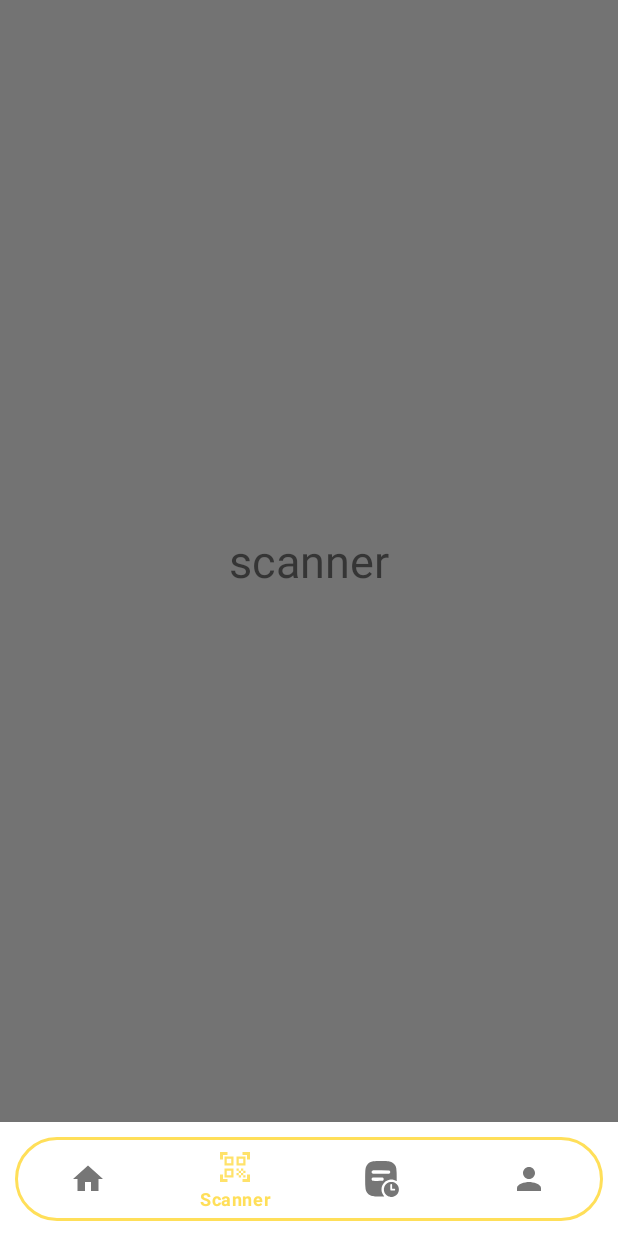
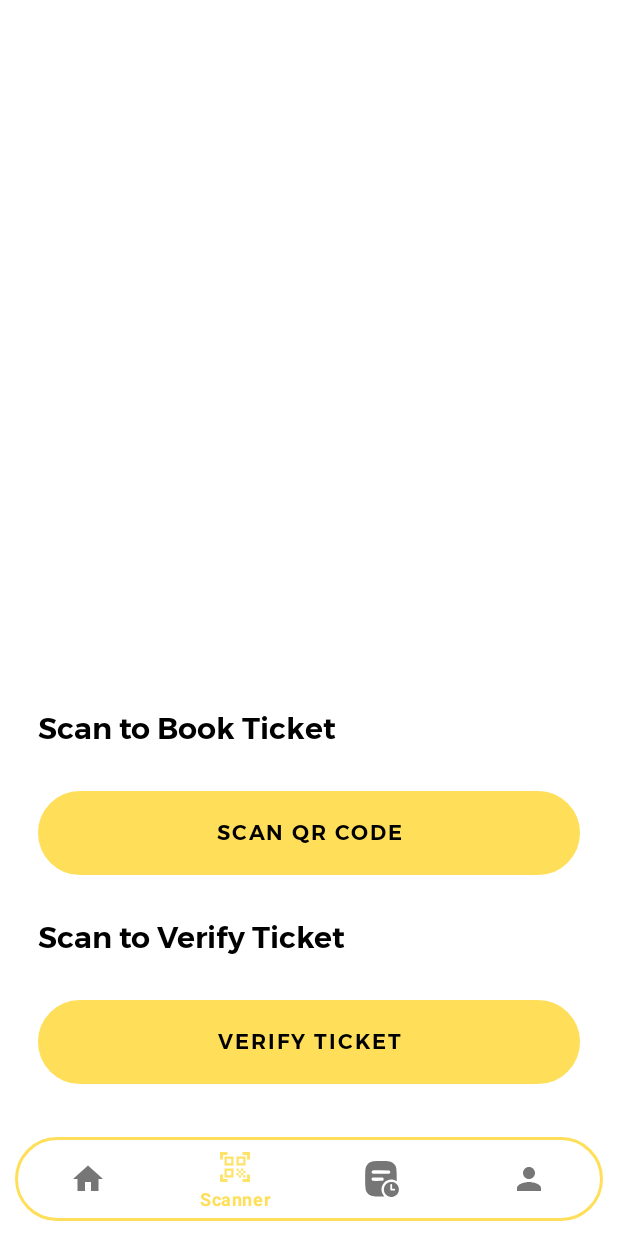
Before and after one commit to Deepakkumar-4/Tripity, an Android app: the fragment ProfileFragment placed in its activity, item 2 of the bottom bar chosen, on a phone screen of 412 x 824 dp. Run offline under Robolectric (Android 15) with nearby library versions, the phone set to English and light mode, and no system bars; our stand-ins replace Firebase (no records; nobody signed in at launch, a user with empty details on screens opened directly); libraries missing offline, so code that uses them is left out: com.journeyapps.barcodescanner.

Commit message:
Project started Name: Tripity -ceated QR scanner layout that scan any qr but we need to put verification id to check its validation -detail view working by add onclick listener to image in recyclerview -dashboardHome layout conplete with recycler view adjustments -profile Fragment is working by fetching data from database -created sharedPreferneces for datails of auther -uplaoding all data together in a node -taking data from profilesetup and uploading it as new user everytime -refined layout for profile activity -added bottom nav bar on Dashboard with fragments and reduces time of splash screen -login Activity  working -otp receiving and verifing successfully -dashboard activity added -layout of profilesetup is done -Splash Screeen Added wth jump to dashBoard if already logedin

```diff
--- a/app/build.gradle
+++ b/app/build.gradle
@@ -52,4 +52,8 @@ dependencies {
     implementation 'com.github.bumptech.glide:glide:4.12.0'
     annotationProcessor 'com.github.bumptech.glide:compiler:4.12.0'
 
+    implementation 'com.karumi:dexter:6.2.2'
+    implementation 'com.journeyapps:zxing-android-embedded:4.3.0'
+
+
 }
--- /dev/null
+++ b/app/src/main/java/com/example/tripity/Adapters/CaptureAct.java
@@ -0,0 +1,6 @@
+package com.example.tripity.Adapters;
+
+import com.journeyapps.barcodescanner.CaptureActivity;
+
+public class CaptureAct extends CaptureActivity {
+}
--- a/app/src/main/java/com/example/tripity/Fragments/ProfileFragment.java
+++ b/app/src/main/java/com/example/tripity/Fragments/ProfileFragment.java
@@ -7,6 +7,7 @@ import android.os.Bundle;
 import android.view.LayoutInflater;
 import android.view.View;
 import android.view.ViewGroup;
+import android.widget.ImageButton;
 import android.widget.TextView;
 import android.widget.Toast;
 
@@ -27,14 +28,14 @@ import com.google.firebase.database.ValueEventListener;
 
 public class ProfileFragment extends Fragment {
     TextView name,age,email,idtype,idNum,nationality,phone;
-
+    String userId;
     DatabaseReference reference = FirebaseDatabase.getInstance().getReference("Users");
 
     @Override
     public void onCreate(@Nullable Bundle savedInstanceState) {
         super.onCreate(savedInstanceState);
         SharedPreferences preferences = getActivity().getSharedPreferences("MyPrefs", MODE_PRIVATE);
-        String userId = preferences.getString("phone", "");
+         userId = preferences.getString("phone", "");
 
         readData(userId);
     }
@@ -52,6 +53,14 @@ public class ProfileFragment extends Fragment {
         idtype = rootView.findViewById(R.id.profile_idtype);
         idNum = rootView.findViewById(R.id.profile_idnum);
         nationality = rootView.findViewById(R.id.profile_nationality);
+
+        ImageButton refresh = rootView.findViewById(R.id.refresh);
+        refresh.setOnClickListener(new View.OnClickListener() {
+            @Override
+            public void onClick(View view) {
+                readData(userId);
+            }
+        });
 
 
         return rootView;
--- a/app/src/main/java/com/example/tripity/Fragments/ScannerFragment.java
+++ b/app/src/main/java/com/example/tripity/Fragments/ScannerFragment.java
@@ -1,20 +1,94 @@
 package com.example.tripity.Fragments;
 
+import android.app.AlertDialog;
+import android.content.DialogInterface;
 import android.os.Bundle;
 import android.view.LayoutInflater;
 import android.view.View;
 import android.view.ViewGroup;
+import android.widget.Button;
 
+import androidx.activity.result.ActivityResultLauncher;
 import androidx.annotation.NonNull;
 import androidx.annotation.Nullable;
 import androidx.fragment.app.Fragment;
 
+import com.example.tripity.Adapters.CaptureAct;
 import com.example.tripity.R;
+import com.journeyapps.barcodescanner.ScanContract;
+import com.journeyapps.barcodescanner.ScanOptions;
 
-public class ScannerFragment extends Fragment {
+public class ScannerFragment extends Fragment{
     @Nullable
     @Override
     public View onCreateView(@NonNull LayoutInflater inflater, @Nullable ViewGroup container, @Nullable Bundle savedInstanceState) {
-        return inflater.inflate(R.layout.fragment_scanner,container,false);
+
+        View rootView =inflater.inflate(R.layout.fragment_scanner,container,false);
+
+        Button qrbtn = rootView.findViewById(R.id.qrbtn);
+        qrbtn.setOnClickListener(new View.OnClickListener() {
+            @Override
+            public void onClick(View view) {
+                scanCode();
+            }
+        });
+
+        Button ticketVerify= rootView.findViewById(R.id.ticket_verify);
+        ticketVerify.setOnClickListener(new View.OnClickListener() {
+            @Override
+            public void onClick(View view) {
+                verify();
+            }
+        });
+
+        return rootView;
     }
+
+    private void verify() {
+        ScanOptions options = new ScanOptions();
+        options.setPrompt("Volume Up to turn on flash");
+        options.setBeepEnabled(true);
+        options.setOrientationLocked(true);
+        options.setCaptureActivity(CaptureAct.class);
+        qrVerify.launch(options);
+    }
+
+    ActivityResultLauncher<ScanOptions> qrVerify = registerForActivityResult(new ScanContract(),result -> {
+        if(result.getContents()!= null){
+            AlertDialog.Builder builder = new AlertDialog.Builder(getActivity());
+            builder.setTitle("Result");
+            //result.getContents() is the path as string
+
+            //inside this i have to  use if else that verify payment from databse
+            builder.setMessage(result.getContents());
+            builder.setPositiveButton("Ok", new DialogInterface.OnClickListener() {
+                @Override
+                public void onClick(DialogInterface dialogInterface, int i) {
+                    dialogInterface.dismiss();
+                }
+            }).show();
+        }
+    });
+    private void scanCode() {
+        ScanOptions options = new ScanOptions();
+        options.setPrompt("Volume Up to turn on flash");
+        options.setBeepEnabled(true);
+        options.setOrientationLocked(true);
+        options.setCaptureActivity(CaptureAct.class);
+        qrLauncher.launch(options);
+    }
+
+    ActivityResultLauncher<ScanOptions> qrLauncher = registerForActivityResult(new ScanContract(),result -> {
+        if(result.getContents()!= null){
+            AlertDialog.Builder builder = new AlertDialog.Builder(getActivity());
+            builder.setTitle("Result");
+            builder.setMessage(result.getContents());
+            builder.setPositiveButton("Ok", new DialogInterface.OnClickListener() {
+                @Override
+                public void onClick(DialogInterface dialogInterface, int i) {
+                    dialogInterface.dismiss();
+                }
+            }).show();
+        }
+    });
 }
--- a/app/src/main/res/layout/fragment_scanner.xml
+++ b/app/src/main/res/layout/fragment_scanner.xml
@@ -1,16 +1,54 @@
 <?xml version="1.0" encoding="utf-8"?>
-<androidx.constraintlayout.widget.ConstraintLayout xmlns:android="http://schemas.android.com/apk/res/android"
+<androidx.constraintlayout.widget.ConstraintLayout
+    xmlns:android="http://schemas.android.com/apk/res/android"
     xmlns:app="http://schemas.android.com/apk/res-auto"
+    xmlns:tools="http://schemas.android.com/tools"
     android:layout_width="match_parent"
-    android:layout_height="match_parent"
-    android:background="@color/grey">
+    android:layout_height="match_parent">
 
-    <TextView
+    <LinearLayout
         android:layout_width="match_parent"
-        android:layout_height="match_parent"
-        android:text="scanner"
-        android:textSize="30dp"
-        android:gravity="center"
-        app:layout_constraintStart_toStartOf="parent" />
+        android:layout_height="wrap_content"
+        android:orientation="vertical"
+        app:layout_constraintBottom_toBottomOf="parent">
+<TextView
+    android:layout_width="wrap_content"
+    android:layout_height="wrap_content"
+    android:text="Scan to Book Ticket"
+    android:fontFamily="@font/montserrat_semibold"
+    android:layout_marginLeft="25dp"
+    android:textColor="@color/black"
+    android:textSize="20dp"/>
+        <Button
+            android:id="@+id/qrbtn"
+            android:layout_width="match_parent"
+            android:layout_height="56dp"
+            android:layout_margin="25dp"
+            android:fontFamily="@font/montserrat_semibold"
+            android:background="@drawable/shape"
+            android:text="Scan QR code" />
+
+        <TextView
+            android:layout_width="wrap_content"
+            android:layout_height="wrap_content"
+            android:text="Scan to Verify Ticket"
+            android:fontFamily="@font/montserrat_semibold"
+            android:layout_marginLeft="25dp"
+            android:textColor="@color/black"
+            android:textSize="20dp"/>
+
+        <Button
+            android:id="@+id/ticket_verify"
+            android:layout_width="match_parent"
+            android:layout_height="56dp"
+            android:layout_margin="25dp"
+            android:fontFamily="@font/montserrat_semibold"
+            android:background="@drawable/shape"
+            android:text="Verify Ticket" />
+
+
+    </LinearLayout>
+
+
 
 </androidx.constraintlayout.widget.ConstraintLayout>
```
Also changed, not shown: app/src/main/AndroidManifest.xml (+14 -1 lines), app/src/main/res/layout/fragment_profile.xml (+16 -5 lines).
